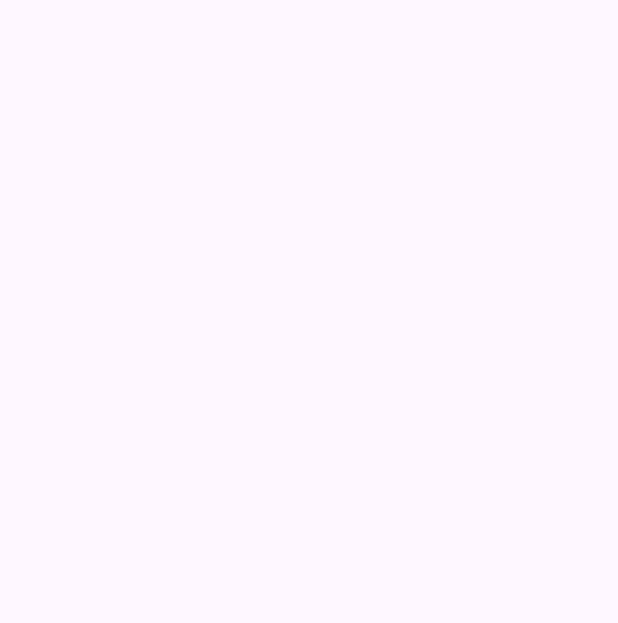
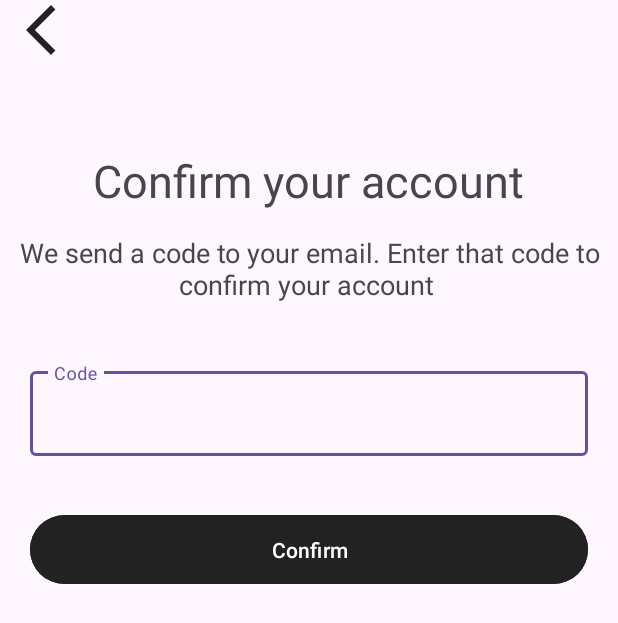
Before and after one commit to John-Michael-Goco/moneyMate, an Android app: the ForgotPasswordCode screen opened directly, with no data from a screen before it, on a phone screen of 412 x 824 dp. Before the commit the part shown is empty. Shown: the top 623 px of the screen. Run offline under Robolectric (Android 15) with nearby library versions, the phone set to English and light mode, and no system bars.

Commit message:
Created Forgot password code layout

```diff
--- a/app/src/main/java/com/moneymate/ForgotPasswordCode.java
+++ b/app/src/main/java/com/moneymate/ForgotPasswordCode.java
@@ -1,6 +1,10 @@
 package com.moneymate;
 
+import android.content.Intent;
 import android.os.Bundle;
+import android.view.View;
+import android.widget.Button;
+import android.widget.ImageView;
 
 import androidx.activity.EdgeToEdge;
 import androidx.appcompat.app.AppCompatActivity;
@@ -15,10 +19,36 @@ public class ForgotPasswordCode extends AppCompatActivity {
         super.onCreate(savedInstanceState);
         EdgeToEdge.enable(this);
         setContentView(R.layout.activity_forgot_password_code);
+
+        // Handle system insets
         ViewCompat.setOnApplyWindowInsetsListener(findViewById(R.id.main), (v, insets) -> {
             Insets systemBars = insets.getInsets(WindowInsetsCompat.Type.systemBars());
             v.setPadding(systemBars.left, systemBars.top, systemBars.right, systemBars.bottom);
             return insets;
         });
+
+        // Find the "Back" image
+        ImageView backBtn = findViewById(R.id.backBtn);
+
+        // Set click listener to go to Login page
+        backBtn.setOnClickListener(new View.OnClickListener() {
+            @Override
+            public void onClick(View v) {
+                Intent intent = new Intent(ForgotPasswordCode.this, ForgotPasswordEmail.class);
+                startActivity(intent);
+            }
+        });
+
+        // Find the "Send Code" button
+        Button confirmBtn = findViewById(R.id.confirmBtn);
+
+        // Set click listener to go to next page
+        confirmBtn.setOnClickListener(new View.OnClickListener() {
+            @Override
+            public void onClick(View v) {
+                Intent intent = new Intent(ForgotPasswordCode.this, NewPassword.class);
+                startActivity(intent);
+            }
+        });
     }
 }
--- a/app/src/main/java/com/moneymate/ForgotPasswordEmail.java
+++ b/app/src/main/java/com/moneymate/ForgotPasswordEmail.java
@@ -27,10 +27,10 @@ public class ForgotPasswordEmail extends AppCompatActivity {
             return insets;
         });
 
-        // Find the "Sign Up" button
+        // Find the "Back" image
         ImageView backBtn = findViewById(R.id.backBtn);
 
-        // Set click listener to go to SignUp page
+        // Set click listener to go to Login page
         backBtn.setOnClickListener(new View.OnClickListener() {
             @Override
             public void onClick(View v) {
@@ -38,5 +38,17 @@ public class ForgotPasswordEmail extends AppCompatActivity {
                 startActivity(intent);
             }
         });
+
+        // Find the "Send Code" button
+        Button sendBtn = findViewById(R.id.sendBtn);
+
+        // Set click listener to go to next page
+        sendBtn.setOnClickListener(new View.OnClickListener() {
+            @Override
+            public void onClick(View v) {
+                Intent intent = new Intent(ForgotPasswordEmail.this, ForgotPasswordCode.class);
+                startActivity(intent);
+            }
+        });
     }
 }
--- a/app/src/main/res/layout/activity_forgot_password_code.xml
+++ b/app/src/main/res/layout/activity_forgot_password_code.xml
@@ -1,10 +1,86 @@
-<?xml version="1.0" encoding="utf-8"?>
-<androidx.constraintlayout.widget.ConstraintLayout xmlns:android="http://schemas.android.com/apk/res/android"
+<ScrollView
+    xmlns:android="http://schemas.android.com/apk/res/android"
     xmlns:app="http://schemas.android.com/apk/res-auto"
     xmlns:tools="http://schemas.android.com/tools"
-    android:id="@+id/main"
     android:layout_width="match_parent"
     android:layout_height="match_parent"
-    tools:context=".ForgotPasswordCode">
+    android:fillViewport="true"
+    android:orientation="vertical">
 
-</androidx.constraintlayout.widget.ConstraintLayout>
+    <LinearLayout
+        android:id="@+id/main"
+        android:layout_width="match_parent"
+        android:layout_height="wrap_content"
+        android:orientation="vertical"
+        android:padding="20dp"
+        android:paddingBottom="20dp"
+        android:gravity="center_horizontal"
+        tools:context=".forgot_password_code">
+
+        <ImageView
+            android:id="@+id/backBtn"
+            android:layout_width="40dp"
+            android:layout_height="40dp"
+            android:src="@drawable/arrow_left"
+            android:layout_gravity="start"
+            android:clickable="true"
+            android:focusable="true"
+            android:layout_marginLeft="7dp"
+            android:background="?android:attr/selectableItemBackground" />
+
+        <TextView
+            android:id="@+id/title"
+            android:layout_width="wrap_content"
+            android:layout_height="wrap_content"
+            android:text="Confirm your account"
+            android:textSize="30sp"
+            android:gravity="center"
+            android:layout_marginTop="60dp"
+            android:layout_marginBottom="15dp"
+            android:textAlignment="center" />
+
+        <TextView
+            android:id="@+id/slogan"
+            android:layout_width="wrap_content"
+            android:layout_height="wrap_content"
+            android:text="We send a code to your email. Enter that code to confirm your account "
+            android:textSize="18sp"
+            android:gravity="center"
+            android:textAlignment="center" />
+
+        <LinearLayout
+            android:layout_width="match_parent"
+            android:layout_height="wrap_content"
+            android:layout_marginTop="20dp"
+            android:layout_marginBottom="20dp"
+            android:orientation="vertical">
+
+            <com.google.android.material.textfield.TextInputLayout
+                android:id="@+id/code"
+                android:layout_width="match_parent"
+                android:layout_height="wrap_content"
+                android:hint="Code"
+                android:layout_marginTop="20dp"
+                android:layout_marginBottom="30dp"
+                android:layout_marginHorizontal="20dp"
+                style="@style/Widget.Material3.TextInputLayout.OutlinedBox">
+
+                <com.google.android.material.textfield.TextInputEditText
+                    android:layout_width="match_parent"
+                    android:layout_height="wrap_content" />
+            </com.google.android.material.textfield.TextInputLayout>
+
+            <Button
+                android:id="@+id/confirmBtn"
+                android:layout_width="match_parent"
+                android:layout_height="wrap_content"
+                android:text="Confirm"
+                android:backgroundTint="@color/eerie_black"
+                android:textColor="@color/white"
+                android:layout_marginHorizontal="20dp"
+                android:padding="13dp"
+                android:layout_marginTop="5dp"
+                android:layout_marginBottom="5dp" />
+        </LinearLayout>
+    </LinearLayout>
+</ScrollView>
--- a/app/src/main/res/layout/activity_forgot_password_email.xml
+++ b/app/src/main/res/layout/activity_forgot_password_email.xml
@@ -71,7 +71,7 @@
             </com.google.android.material.textfield.TextInputLayout>
 
             <Button
-                android:id="@+id/send"
+                android:id="@+id/sendBtn"
                 android:layout_width="match_parent"
                 android:layout_height="wrap_content"
                 android:text="Send Code"
```
